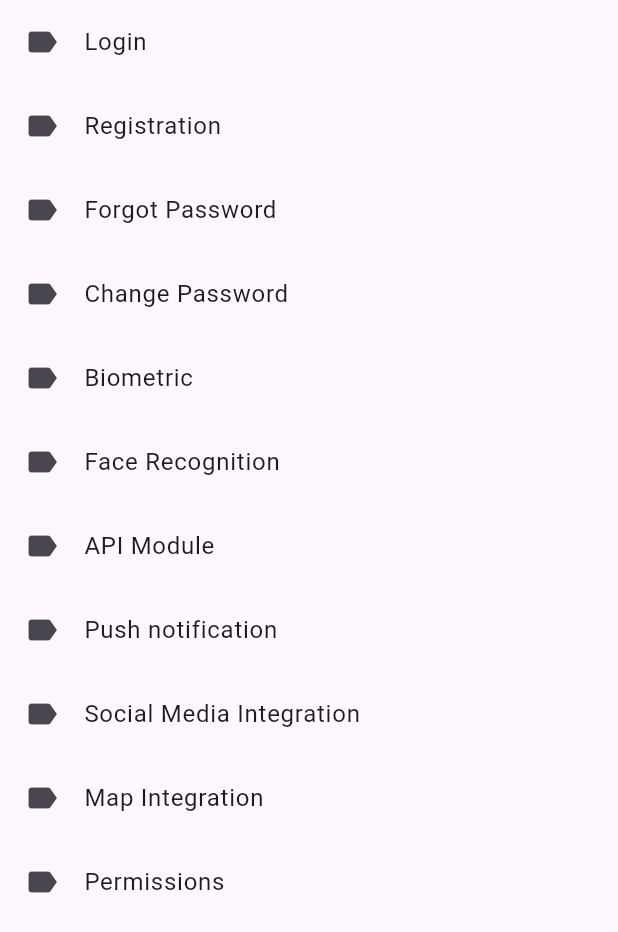
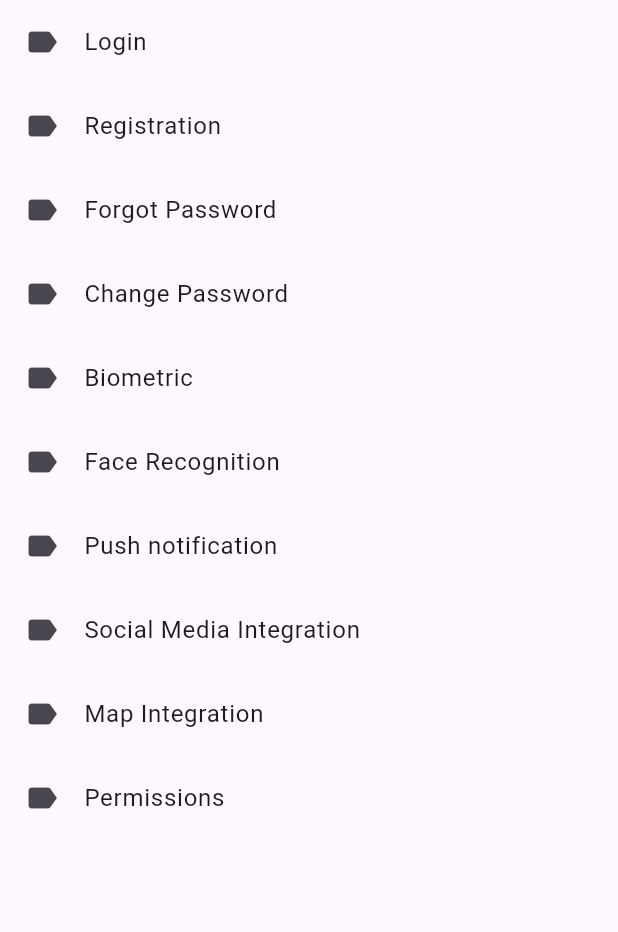
Before and after one commit to rohitbarge26/Bright-Diva, a Flutter app: the screen it shows after launch, on a phone screen of 412 x 824 dp. Shown: the top 932 px of the screen. Run offline on Flutter 3.47's test engine with Material 3 defaults, Android fonts, the phone set to English and light mode, and no system bars; our stand-ins replace flutter_svg; project files that could hold a hidden picture were left out.

```diff
--- a/lib/dashboard/dashboard_screen.dart
+++ b/lib/dashboard/dashboard_screen.dart
@@ -15,7 +15,6 @@ class _DashboardScreenState extends State<DashboardScreen> {
     "Change Password",
     "Biometric",
     "Face Recognition",
-    "API Module",
     "Push notification",
     "Social Media Integration",
     "Map Integration",
```
Also changed, not shown: lib/authentication/screens/login_email_screen.dart (added), lib/authentication/screens/login_mobile_screen.dart (added), lib/onboarding/screens/change_password.dart (added), lib/onboarding/screens/forgot_password.dart (added), lib/onboarding/screens/registration.dart (added).
